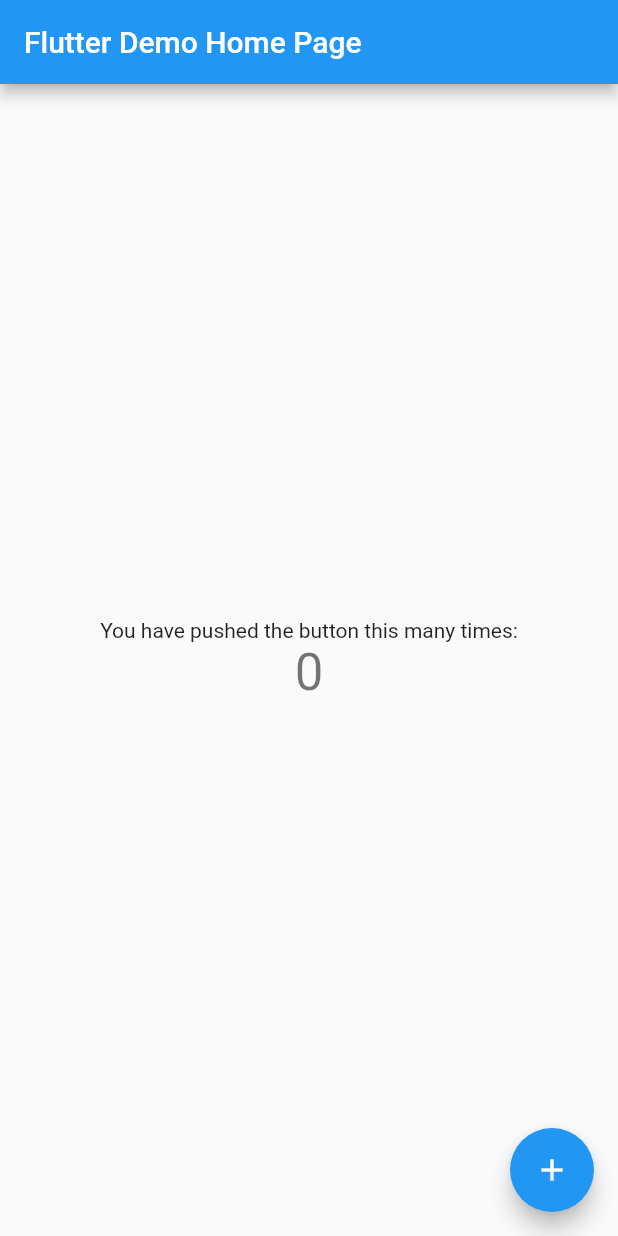
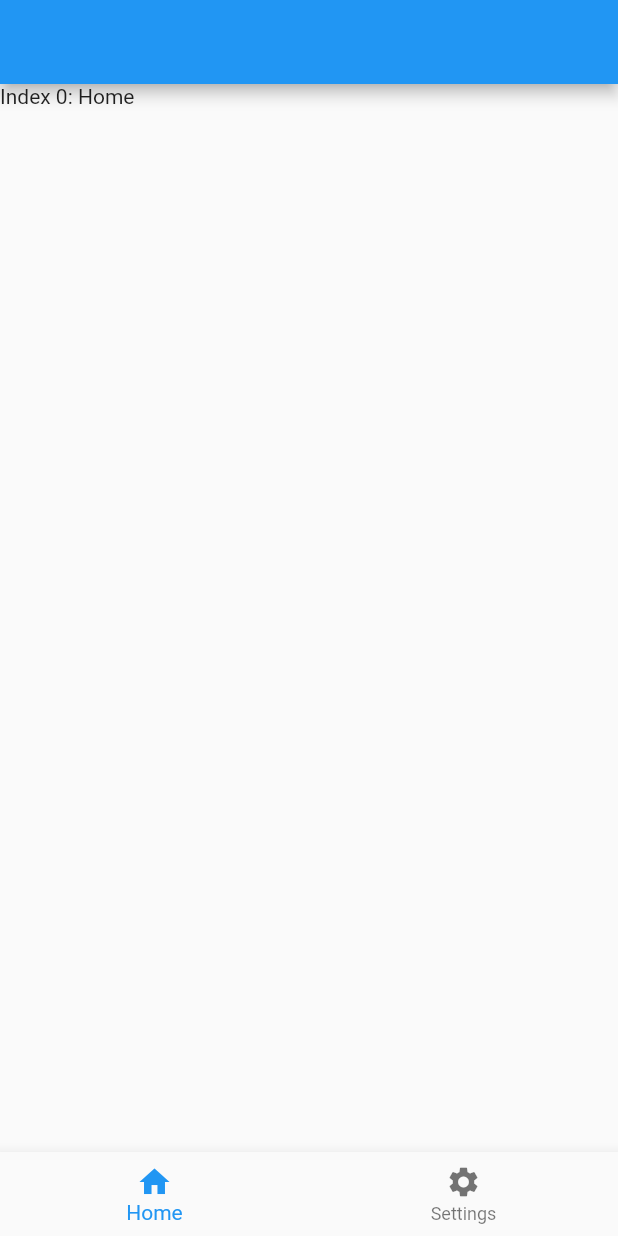
Before and after one commit to fa-fifi/lumi-lite, a Flutter app: the screen it shows after launch, on a phone screen of 412 x 824 dp. Run offline on Flutter 3.47's test engine with Material 2 defaults, Android fonts, the phone set to English and light mode, and no system bars.

Commit message:
create landing page

```diff
--- a/lib/main.dart
+++ b/lib/main.dart
@@ -1,4 +1,5 @@
 import 'package:flutter/material.dart';
+import 'package:lumilite/screens/landing.dart';
 
 void main() {
   runApp(const MyApp());
@@ -10,58 +11,11 @@
   @override
   Widget build(BuildContext context) {
     return MaterialApp(
-      title: 'Flutter Demo',
+      title: 'Lumi Lite',
       theme: ThemeData(
         primarySwatch: Colors.blue,
       ),
-      home: const MyHomePage(title: 'Flutter Demo Home Page'),
+      home: const LandingScreen(),
     );
   }
 }
-
-class MyHomePage extends StatefulWidget {
-  const MyHomePage({super.key, required this.title});
-
-  final String title;
-
-  @override
-  State<MyHomePage> createState() => _MyHomePageState();
-}
-
-class _MyHomePageState extends State<MyHomePage> {
-  int _counter = 0;
-
-  void _incrementCounter() {
-    setState(() {
-      _counter++;
-    });
-  }
-
-  @override
-  Widget build(BuildContext context) {
-    return Scaffold(
-      appBar: AppBar(
-        title: Text(widget.title),
-      ),
-      body: Center(
-        child: Column(
-          mainAxisAlignment: MainAxisAlignment.center,
-          children: <Widget>[
-            const Text(
-              'You have pushed the button this many times:',
-            ),
-            Text(
-              '$_counter',
-              style: Theme.of(context).textTheme.headline4,
-            ),
-          ],
-        ),
-      ),
-      floatingActionButton: FloatingActionButton(
-        onPressed: _incrementCounter,
-        tooltip: 'Increment',
-        child: const Icon(Icons.add),
-      ),
-    );
-  }
-}
--- /dev/null
+++ b/lib/screens/home.dart
@@ -0,0 +1,17 @@
+import 'package:flutter/material.dart';
+
+class HomeScreen extends StatelessWidget {
+  const HomeScreen({
+    Key? key,
+  }) : super(key: key);
+
+  @override
+  Widget build(BuildContext context) {
+    return Scaffold(
+      appBar: AppBar(),
+      body: const Text(
+        'Index 0: Home',
+      ),
+    );
+  }
+}
--- /dev/null
+++ b/lib/screens/landing.dart
@@ -0,0 +1,29 @@
+import 'package:flutter/material.dart';
+import 'package:lumilite/screens/home.dart';
+import 'package:lumilite/screens/settings.dart';
+
+class LandingScreen extends StatefulWidget {
+  const LandingScreen({super.key});
+
+  @override
+  State<LandingScreen> createState() => _LandingScreenState();
+}
+
+class _LandingScreenState extends State<LandingScreen> {
+  int _currentPage = 0;
+  static const List<Widget> _screens = [HomeScreen(), SettingsScreen()];
+
+  @override
+  Widget build(BuildContext context) => Scaffold(
+        body: _screens.elementAt(_currentPage),
+        bottomNavigationBar: BottomNavigationBar(
+          currentIndex: _currentPage,
+          onTap: (index) => setState(() => _currentPage = index),
+          items: const [
+            BottomNavigationBarItem(icon: Icon(Icons.home), label: 'Home'),
+            BottomNavigationBarItem(
+                icon: Icon(Icons.settings), label: 'Settings'),
+          ],
+        ),
+      );
+}
--- /dev/null
+++ b/lib/screens/settings.dart
@@ -0,0 +1,17 @@
+import 'package:flutter/material.dart';
+
+class SettingsScreen extends StatelessWidget {
+  const SettingsScreen({
+    Key? key,
+  }) : super(key: key);
+
+  @override
+  Widget build(BuildContext context) {
+    return Scaffold(
+      appBar: AppBar(),
+      body: const Text(
+        'Index 1: Settings',
+      ),
+    );
+  }
+}
```
Also changed, not shown: 1 other file.
